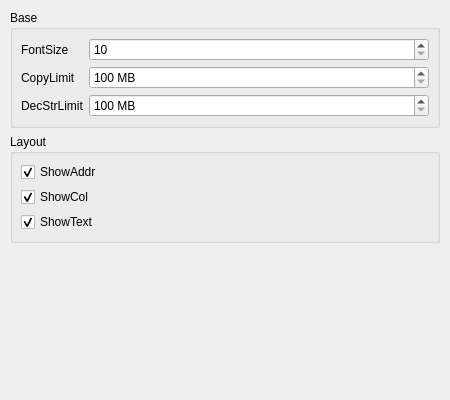
Above: src/settings/editorsettingdialog.ui from Wing-summer/WingHexExplorer2 before the change. Below: the same form after it.
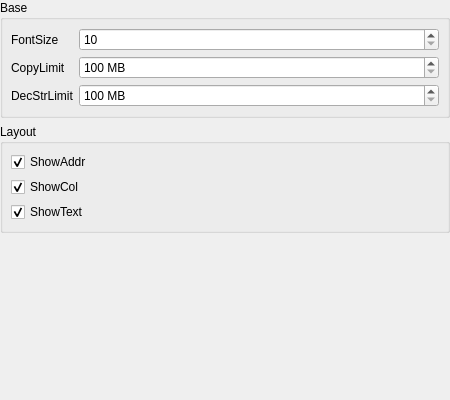
That is the form after the change.

```diff
--- a/src/settings/editorsettingdialog.ui
+++ b/src/settings/editorsettingdialog.ui
@@ -21,16 +21,16 @@
   </property>
   <layout class="QVBoxLayout" name="verticalLayout">
    <property name="leftMargin">
-    <number>10</number>
+    <number>0</number>
    </property>
    <property name="topMargin">
-    <number>10</number>
+    <number>0</number>
    </property>
    <property name="rightMargin">
-    <number>10</number>
+    <number>0</number>
    </property>
    <property name="bottomMargin">
-    <number>10</number>
+    <number>0</number>
    </property>
    <item>
     <widget class="QGroupBox" name="groupBox">
```
Left out of the diff: 2 changed lines with no effect on the pictures.
